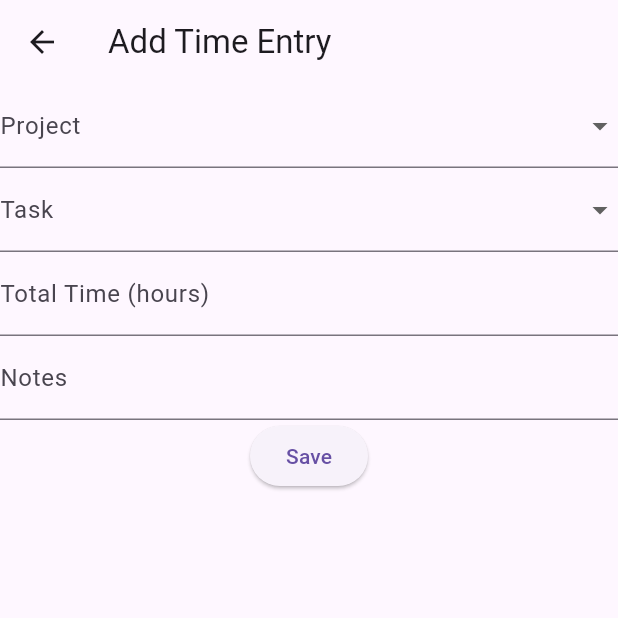
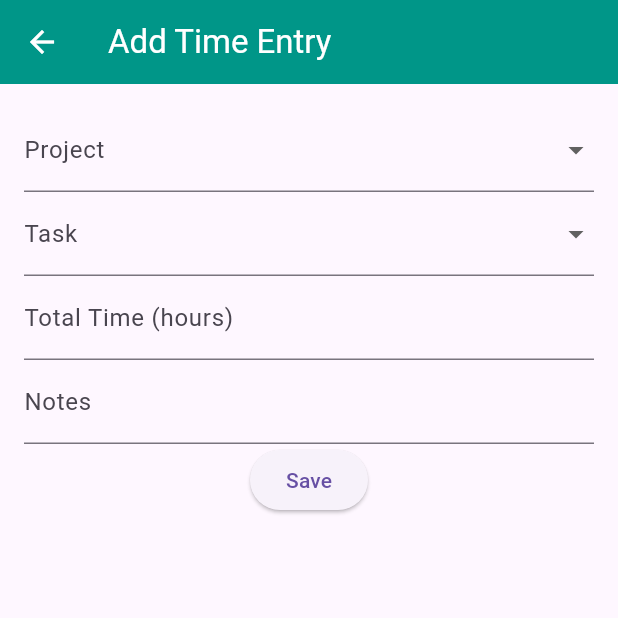
Before and after one commit to Katie-Schwerer/Expense-Manager, a Flutter app: the AddTimeEntryScreen screen opened by its route, on a phone screen of 412 x 824 dp, the top half of it. Run offline on Flutter 3.47's test engine with Material 3 defaults, Android fonts, the phone set to English and light mode, and no system bars; our stand-ins replace localstorage.

Commit message:
New changed

```diff
--- a/expense_manager/lib/screens/add_time_entry_screen.dart
+++ b/expense_manager/lib/screens/add_time_entry_screen.dart
@@ -1,5 +1,7 @@
 import 'package:flutter/material.dart';
 import 'package:provider/provider.dart';
+import '../models/project.dart';
+import '../models/task.dart';
 import '../models/time_entry.dart';
 import '../providers/time_entry_provider.dart';
 
@@ -21,42 +23,51 @@ class _AddTimeEntryScreenState extends State<AddTimeEntryScreen> {
     return Scaffold(
       appBar: AppBar(
         title: const Text('Add Time Entry'),
+        backgroundColor: Colors.teal,
+        foregroundColor: Colors.white,
       ),
       body: Form(
         key: _formKey,
+        child: Padding(padding: const EdgeInsets.all(16.0),
          child: Column(
           children: <Widget>[
-            DropdownButtonFormField<String>(
-                value: projectId,
+            Consumer<TimeEntryProvider>(
+              builder: (context, provider, child) {
+                return DropdownButtonFormField<String>(
+                  value: projectId.isNotEmpty ? projectId : null,
                   onChanged: (String? newValue) {
                     setState(() {
                       projectId = newValue!;
                     });
                   },
                   decoration: const InputDecoration(labelText: 'Project'),
-                items: <String>['Project 1', 'Project 2', 'Project 3'] // Dummy project names
-                    .map<DropdownMenuItem<String>>((String value) {
+                  items: provider.project.map<DropdownMenuItem<String>>((Project project) {
                     return DropdownMenuItem<String>(
-                    value: value,
-                    child: Text(value),
+                      value: project.id,
+                      child: Text(project.name),
                     );
                   }).toList(),
+                );
+              },
             ),
-            DropdownButtonFormField<String>(
-                value: taskId,
+            Consumer<TimeEntryProvider>(
+              builder: (context, provider, child) {
+                return DropdownButtonFormField<String>(
+                  value: projectId.isNotEmpty ? projectId : null,
                   onChanged: (String? newValue) {
                     setState(() {
-                    taskId = newValue!;
+                      projectId = newValue!;
                     });
                   },
                   decoration: const InputDecoration(labelText: 'Task'),
-                items: <String>['Task 1', 'Task 2', 'Task 3'] // Dummy task names
-                    .map<DropdownMenuItem<String>>((String value) {
+                  items: provider.task.map<DropdownMenuItem<String>>((Task task) {
                     return DropdownMenuItem<String>(
-                    value: value,
-                    child: Text(value),
+                      value: task.id,
+                      child: Text(task.name),
                     );
                   }).toList(),
+                );
+              },
             ),
             TextFormField(
               decoration: const InputDecoration(labelText: 'Total Time (hours)'),
@@ -103,6 +114,7 @@ class _AddTimeEntryScreenState extends State<AddTimeEntryScreen> {
           ],
         ),
       ),
+    ),
     );
   }
 }
--- a/expense_manager/lib/screens/home_screen.dart
+++ b/expense_manager/lib/screens/home_screen.dart
@@ -36,11 +36,11 @@ class _HomeScreenState extends State<HomeScreen> with SingleTickerProviderStateM
       appBar: AppBar(
         title: const Text('Time Tracker'),
         backgroundColor: Colors.teal,
-        foregroundColor: Colors.black,
+        foregroundColor: Colors.white,
         bottom: TabBar(
           controller: _tabController,
-          indicatorColor: Colors.black,
-          labelColor: Colors.black,
+          indicatorColor: Colors.white,
+          labelColor: Colors.white,
           unselectedLabelColor: Colors.black,
           tabs: const [
             Tab(text: 'All Entries'),
@@ -91,7 +91,8 @@ class _HomeScreenState extends State<HomeScreen> with SingleTickerProviderStateM
         ],
       ),
       floatingActionButton: FloatingActionButton(
-        backgroundColor: Colors.teal,
+        backgroundColor: Colors.yellow,
+        foregroundColor: Colors.black,
         onPressed: () => Navigator.push(
           context,
           MaterialPageRoute(builder: (context) => AddTimeEntryScreen()),
```
Lines whose indentation alone changed are shown as unchanged.
